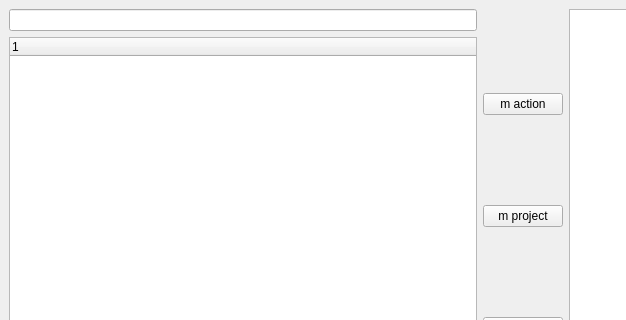
Qt form src/flow2.ui (basmatix/zeitmaschine) before a commit; both pictures show x 0 to 626 and y 0 to 320 of the 1132 by 680 pixel window.
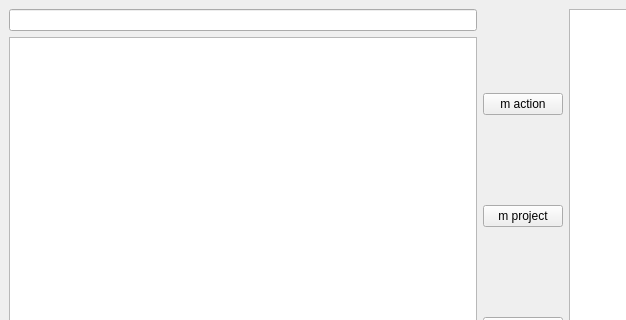
The same form after that commit.

```diff
--- a/src/flow2.ui
+++ b/src/flow2.ui
@@ -26,6 +26,9 @@
           </item>
           <item>
            <widget class="QTreeWidget" name="twTask">
+            <attribute name="headerVisible">
+             <bool>false</bool>
+            </attribute>
             <column>
              <property name="text">
               <string notr="true">1</string>
```
Left out of the diff: 12 changed lines with no effect on the pictures.
